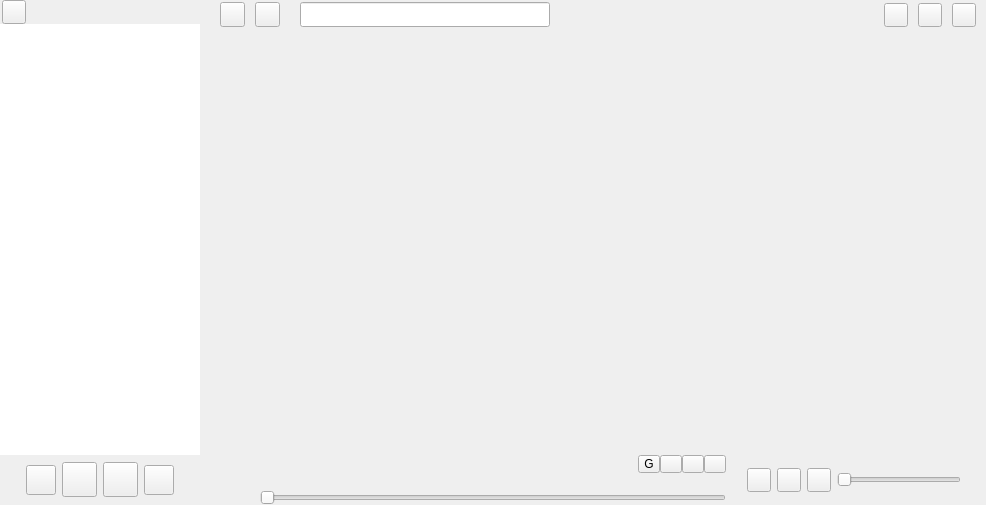
First picture: the form in src/xamp/xamp.ui, repository billlin0904/xamp2, before the edit.
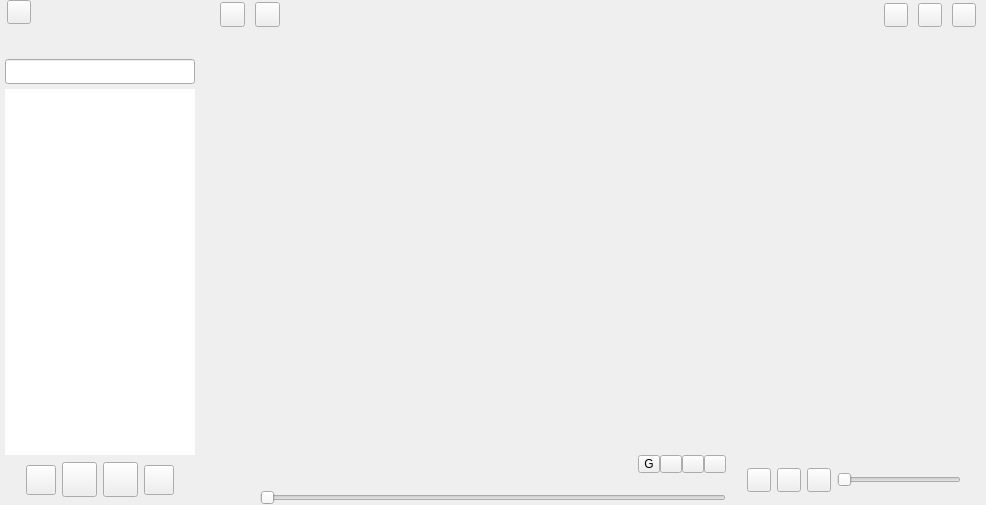
Second picture: the form after the edit. Custom widgets are drawn as their Qt base class.

Diff of the .ui file:
```diff
--- a/src/xamp/xamp.ui
+++ b/src/xamp/xamp.ui
@@ -702,19 +702,6 @@
            </property>
           </spacer>
          </item>
-         <item>
-          <widget class="QLineEdit" name="searchLineEdit">
-           <property name="minimumSize">
-            <size>
-             <width>250</width>
-             <height>25</height>
-            </size>
-           </property>
-           <property name="focusPolicy">
-            <enum>Qt::ClickFocus</enum>
-           </property>
-          </widget>
-         </item>
          <item>
           <spacer name="horizontalSpacer">
            <property name="orientation">
@@ -886,16 +873,16 @@
         </property>
         <layout class="QVBoxLayout" name="verticalLayout_2">
          <property name="spacing">
-          <number>0</number>
+          <number>5</number>
          </property>
          <property name="leftMargin">
-          <number>0</number>
+          <number>5</number>
          </property>
          <property name="topMargin">
           <number>0</number>
          </property>
          <property name="rightMargin">
-          <number>0</number>
+          <number>5</number>
          </property>
          <property name="bottomMargin">
           <number>0</number>
@@ -961,6 +948,35 @@
            </item>
           </layout>
          </item>
+         <item>
+          <spacer name="verticalSpacer">
+           <property name="orientation">
+            <enum>Qt::Vertical</enum>
+           </property>
+           <property name="sizeType">
+            <enum>QSizePolicy::Fixed</enum>
+           </property>
+           <property name="sizeHint" stdset="0">
+            <size>
+             <width>20</width>
+             <height>30</height>
+            </size>
+           </property>
+          </spacer>
+         </item>
+         <item>
+          <widget class="QLineEdit" name="searchLineEdit">
+           <property name="minimumSize">
+            <size>
+             <width>130</width>
+             <height>25</height>
+            </size>
+           </property>
+           <property name="focusPolicy">
+            <enum>Qt::ClickFocus</enum>
+           </property>
+          </widget>
+         </item>
          <item>
           <widget class="TabListView" name="sliderBar">
            <property name="sizePolicy">
@@ -971,7 +987,7 @@
            </property>
            <property name="minimumSize">
             <size>
-             <width>200</width>
+             <width>150</width>
              <height>0</height>
             </size>
            </property>
```
